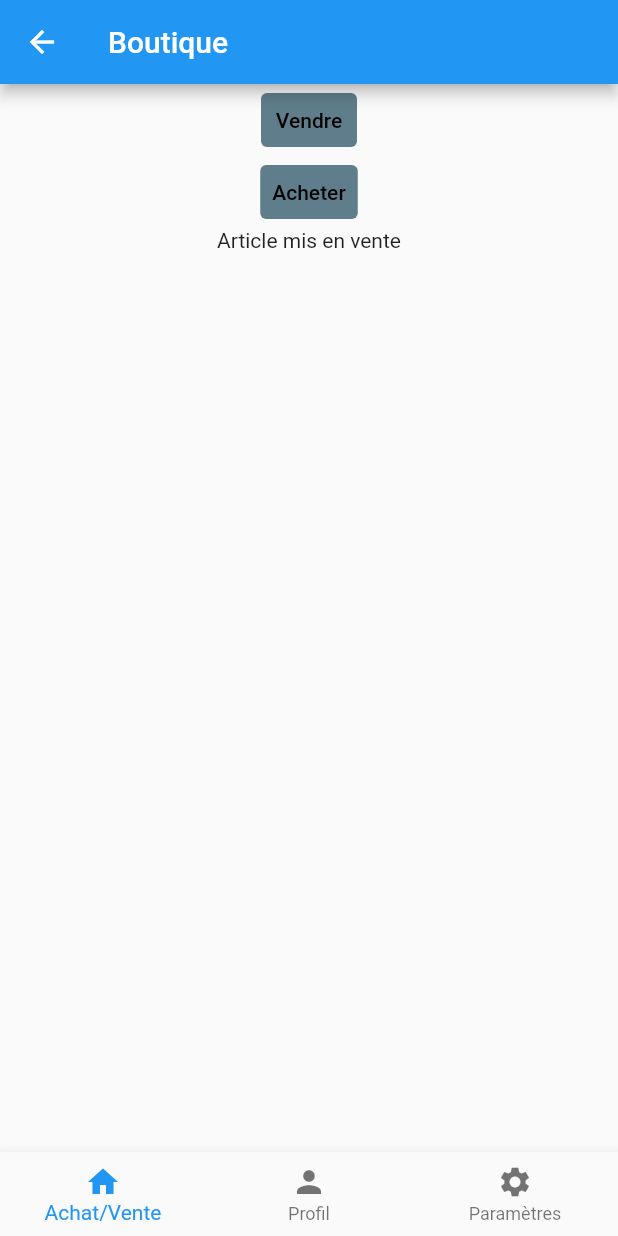
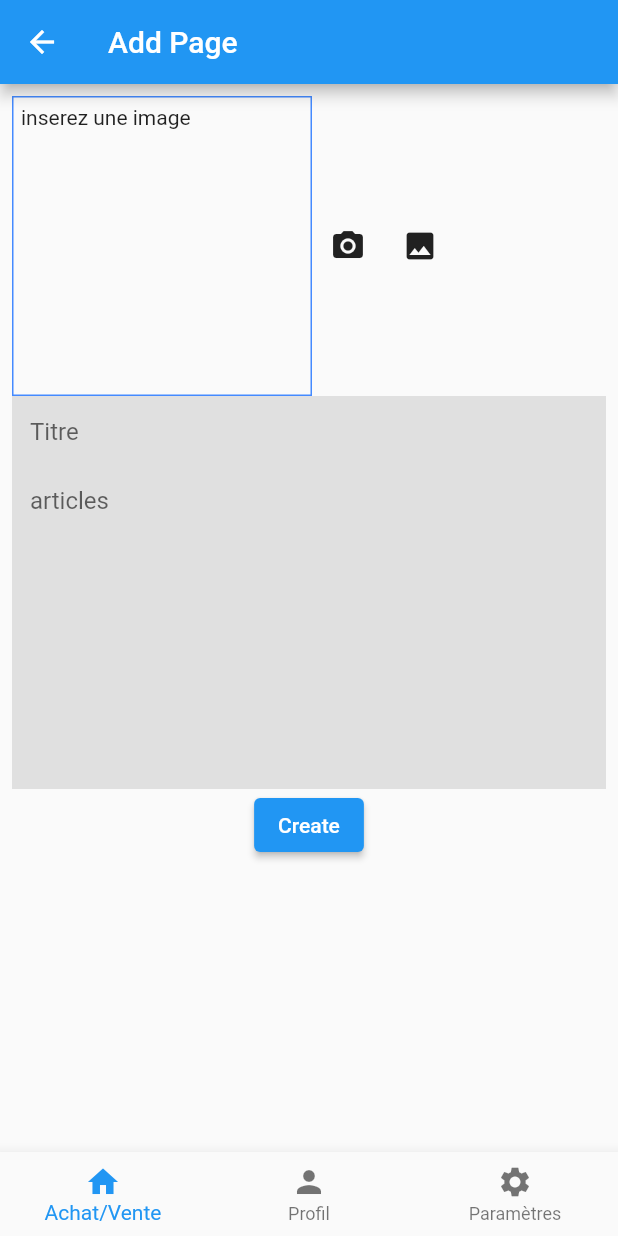
Before and after one commit to QuentFlo/expressorder, a Flutter app: the UserMain screen opened by its route, on a phone screen of 412 x 824 dp. Run offline on Flutter 3.47's test engine with Material 2 defaults, Android fonts, the phone set to English and light mode, and no system bars; our stand-ins replace cloud_firestore, firebase_auth, firebase_core, firebase_storage, get, image_picker and 1 more; accounts and stored records are empty.

Commit message:
nouvelle interface boutique

```diff
--- a/express_order/lib/pages/user_main.dart
+++ b/express_order/lib/pages/user_main.dart
@@ -1,3 +1,4 @@
+import 'package:express_order/user/add_items.dart';
 import 'package:express_order/user/change_pass.dart';
 import 'package:express_order/user/dashboard.dart';
 import 'package:express_order/user/profile.dart';
@@ -13,7 +14,8 @@ class UserMain extends StatefulWidget {
 class _UserMainState extends State<UserMain> {
   int _selectedIndex = 0;
   static final List<Widget> _widgetOptions = <Widget>[
-    Dashboard(),
+    const MyAddPage(),
+    // Dashboard(),
     const Profile(),
     const ChangePass(),
   ];
--- /dev/null
+++ b/express_order/lib/user/add_items.dart
@@ -0,0 +1,169 @@
+import 'dart:io';
+import 'package:cloud_firestore/cloud_firestore.dart';
+import 'package:firebase_storage/firebase_storage.dart';
+import 'package:flutter/material.dart';
+import 'package:image_picker/image_picker.dart';
+import 'package:intl/intl.dart';
+
+File? image;
+String? filename;
+
+class CommonThings {
+  static Size? size;
+}
+
+class MyAddPage extends StatefulWidget {
+  const MyAddPage({Key? key}) : super(key: key);
+
+  @override
+  _MyAddPageState createState() => _MyAddPageState();
+}
+
+class _MyAddPageState extends State<MyAddPage> {
+  TextEditingController? itemsInputController;
+  TextEditingController? nameInputController;
+  TextEditingController? imageInputController;
+
+  String? id;
+  final db = FirebaseFirestore.instance;
+  final _formKey = GlobalKey<FormState>();
+  String? name;
+  String? item;
+
+  pickerCam() async {
+    File? pickedFile =
+        (await ImagePicker().pickImage(source: ImageSource.camera)) as File?;
+    if (pickedFile != null) {
+      image = pickedFile;
+      setState(() {});
+    }
+  }
+
+  pickerGallery() async {
+    final pickedFile =
+        (await ImagePicker().pickImage(source: ImageSource.gallery));
+    if (pickedFile != null) {
+      image = (pickedFile as File?)!;
+      setState(() {});
+    }
+  }
+
+  Widget divider() {
+    return Padding(
+      padding: const EdgeInsets.symmetric(vertical: 8.0, horizontal: 4.0),
+      child: Container(
+        width: 0.8,
+        color: Colors.black,
+      ),
+    );
+  }
+
+  void createData() async {
+    DateTime now = DateTime.now();
+    String nuevoformato = DateFormat('kk:mm:ss:MMMMd').format(now);
+    var fullImageName = 'nomfoto-$nuevoformato' '.jpg';
+    var fullImageName2 = 'nomfoto-$nuevoformato' '.jpg';
+
+    final Reference ref = FirebaseStorage.instance.ref().child(fullImageName);
+    final UploadTask task = ref.putFile(image!);
+
+    var part1 =
+        'https://firebasestorage.googleapis.com/v0/b/expressorder-afeda.appspot.com/o/';
+
+    var fullPathImage = part1 + fullImageName2;
+    print(fullPathImage);
+
+    if (_formKey.currentState!.validate()) {
+      _formKey.currentState!.save();
+      DocumentReference ref = await db
+          .collection('colitems')
+          .add({'name': '$name', 'item': '$item', 'image': fullPathImage});
+      setState(() => id = ref.id);
+      Navigator.of(context).pop(); //regrese a la pantalla anterior
+    }
+  }
+
+  @override
+  Widget build(BuildContext context) {
+    CommonThings.size = MediaQuery.of(context).size;
+
+    return Scaffold(
+      appBar: AppBar(
+        title: const Text('Add Page'),
+      ),
+      body: ListView(
+        padding: const EdgeInsets.all(8),
+        children: <Widget>[
+          Form(
+            key: _formKey,
+            child: Column(
+              children: <Widget>[
+                Row(
+                  children: <Widget>[
+                    Container(
+                      height: 200.0,
+                      width: 200.0,
+                      decoration: BoxDecoration(
+                        border: Border.all(color: Colors.blueAccent),
+                      ),
+                      padding: const EdgeInsets.all(5.0),
+                      child:
+                          image == null ? const Text('inserez une image') : Image.file(image!),
+                    ),
+                    const Divider(),
+                    IconButton(
+                        icon: const Icon(Icons.camera_alt),
+                        onPressed: pickerCam),
+                    const Divider(),
+                    IconButton(
+                        icon: const Icon(Icons.image),
+                        onPressed: pickerGallery),
+                  ],
+                ),
+                TextFormField(
+                  decoration: InputDecoration(
+                    border: InputBorder.none,
+                    hintText: 'Titre',
+                    fillColor: Colors.grey[300],
+                    filled: true,
+                  ),
+                  validator: (value) {
+                    if (value!.isEmpty) {
+                      return 'Please enter some text';
+                    }
+                  },
+                  onSaved: (value) => name = value,
+                ),
+                TextFormField(
+                  maxLines: 10,
+                  decoration: InputDecoration(
+                    border: InputBorder.none,
+                    hintText: 'articles',
+                    fillColor: Colors.grey[300],
+                    filled: true,
+                  ),
+                  validator: (value) {
+                    if (value!.isEmpty) {
+                      return 'Please enter some recipe';
+                    }
+                  },
+                  onSaved: (value) => item = value,
+                )
+              ],
+            ),
+          ),
+          Row(
+            mainAxisAlignment: MainAxisAlignment.spaceEvenly,
+            children: <Widget>[
+              ElevatedButton(
+                onPressed: createData,
+                child:
+                    const Text('Create', style: TextStyle(color: Colors.white)),
+              ),
+            ],
+          )
+        ],
+      ),
+    );
+  }
+}
--- a/express_order/lib/user/dashboard.dart
+++ b/express_order/lib/user/dashboard.dart
@@ -4,10 +4,7 @@ import 'package:express_order/controllers/map_controller.dart';
 import 'package:flutter/cupertino.dart';
 import 'package:flutter/material.dart';
 import 'package:image_picker/image_picker.dart';
-import 'package:express_order/controllers/ppickimg_controller.dart';
-import 'package:express_order/controllers/map_controller.dart';
 import 'package:get/get.dart';
-import 'package:location/location.dart';
 
 
 class Dashboard extends StatefulWidget {
@@ -18,7 +15,6 @@ class Dashboard extends StatefulWidget {
   final List listtest = [];
   final List listimage = [];
   late File? image;
-  late LocationData _locationData;
 
 }
 
@@ -119,7 +115,6 @@ class _State extends State<Dashboard> {
               ),
               MaterialButton(
                   onPressed: () {
-                    widget._locationData = controller.getLocation();
                     Navigator.of(context).pop(customContrller.text.toString());
                   },
                   elevation: 5,
--- a/express_order/pubspec.yaml
+++ b/express_order/pubspec.yaml
@@ -42,6 +42,8 @@ dependencies:
   exif: ^3.0.0
   get: ^4.3.8
   firebase_storage: ^10.0.6
+  cloud_firestore: ^2.5.4
+  intl: ^0.17.0
 
 dev_dependencies:
   flutter_test:
```
